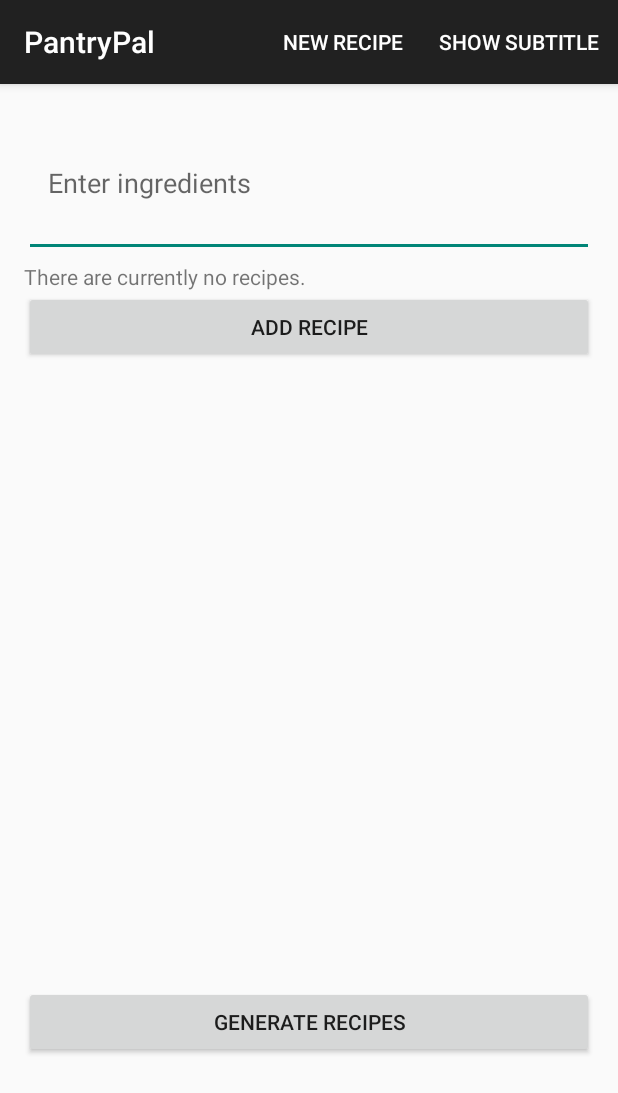
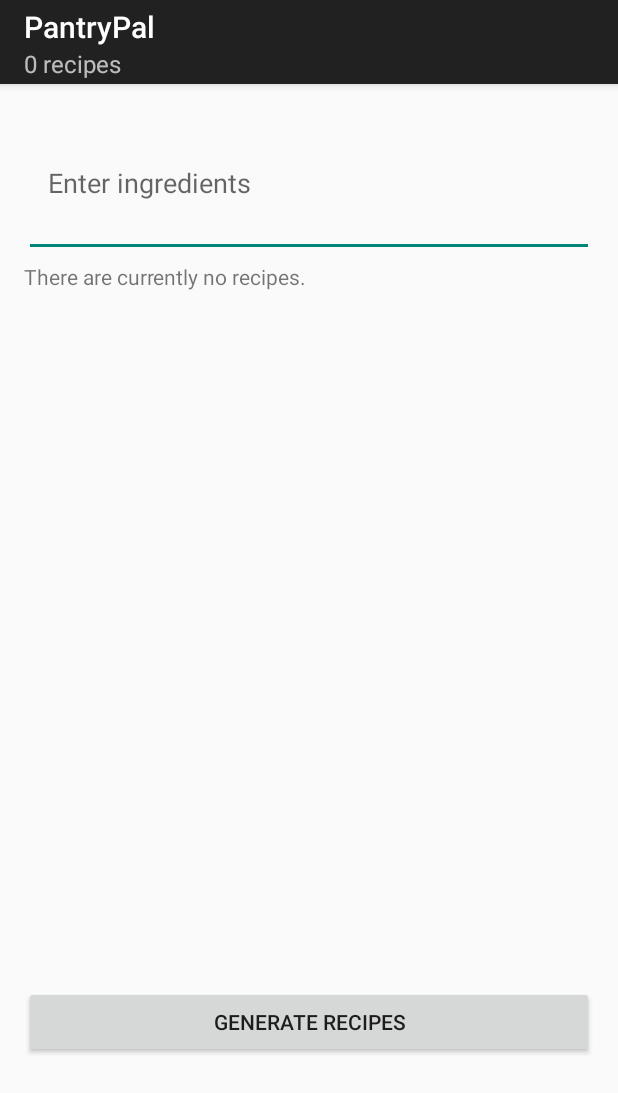
Before and after one commit to bullzombie43/NomNomNow-1, an Android app: the RecipeGeneratorActivity screen opened directly, with no data from a screen before it, on a phone screen of 412 x 824 dp. Shown: the top 1093 px of the screen. Run offline under Robolectric (Android 15) with nearby library versions, the phone set to English and light mode, and no system bars.

Commit message:
removed unneeded buttons and more

```diff
--- a/app/src/main/java/com/bignerdranch/android/pantrypal/RecipeBook.java
+++ b/app/src/main/java/com/bignerdranch/android/pantrypal/RecipeBook.java
@@ -105,4 +105,8 @@ public class RecipeBook {
 
         return future;
     }
+
+    public void resetGeneratedRecipes(){
+        mGeneratedRecipes.clear();
+    }
 }
--- a/app/src/main/java/com/bignerdranch/android/pantrypal/RecipeGeneratorActivity.java
+++ b/app/src/main/java/com/bignerdranch/android/pantrypal/RecipeGeneratorActivity.java
@@ -37,8 +37,15 @@ public class RecipeGeneratorActivity extends AppCompatActivity {
         generateButton = findViewById(R.id.generateButton);
         fragmentContainerView = findViewById(R.id.fragment_container);
 
+        RecipeBook.get(this).resetGeneratedRecipes();
+
         loadRecipeListFragment();
         setupGenerateButton();
+    }
+
+    @Override
+    protected void onResume(){
+        super.onResume();
     }
 
     private void setupGenerateButton() {
@@ -89,7 +96,7 @@ public class RecipeGeneratorActivity extends AppCompatActivity {
     }
 
     private void loadRecipeListFragment() {
-        RecipeListFragment fragment = RecipeListFragment.newInstance(true);
+        RecipeListFragmentBarebones fragment = RecipeListFragmentBarebones.newInstance(true);
 
         getSupportFragmentManager().beginTransaction()
                 .replace(R.id.fragment_container, fragment)
--- a/app/src/main/java/com/bignerdranch/android/pantrypal/RecipeHolder.java
+++ /dev/null
@@ -1,35 +0,0 @@
-package com.bignerdranch.android.pantrypal;
-
-import android.content.Intent;
-import android.view.View;
-import android.widget.ImageView;
-import android.widget.TextView;
-import android.widget.Toast;
-
-import androidx.recyclerview.widget.RecyclerView;
-
-class RecipeHolder extends RecyclerView.ViewHolder implements View.OnClickListener{
-    private final RecipeListFragment mRecipeListFragment;
-    private TextView mTitleTextView;
-
-    private Recipe mRecipe;
-
-    public RecipeHolder(View itemView, RecipeListFragment fragment) {
-        super(itemView);
-        itemView.setOnClickListener(this);
-
-        mTitleTextView = (TextView) itemView.findViewById(R.id.recipe_title);
-        mRecipeListFragment = fragment;
-    }
-
-    public void bind(Recipe recipe){
-        mRecipe = recipe;
-        mTitleTextView.setText(mRecipe.getTitle());
-    }
-
-    @Override
-    public void onClick(View v) {
-        Intent intent = RecipeActivity.newIntent(mRecipeListFragment.getActivity(), mRecipe.getId());
-        mRecipeListFragment.startActivity(intent);
-    }
-}
--- /dev/null
+++ b/app/src/main/java/com/bignerdranch/android/pantrypal/RecipeListFragmentBarebones.java
@@ -0,0 +1,143 @@
+package com.bignerdranch.android.pantrypal;
+
+import android.content.Intent;
+import android.os.Bundle;
+import android.util.Log;
+import android.view.LayoutInflater;
+import android.view.Menu;
+import android.view.MenuInflater;
+import android.view.MenuItem;
+import android.view.View;
+import android.view.ViewGroup;
+import android.widget.Button;
+import android.widget.TextView;
+
+import androidx.annotation.NonNull;
+import androidx.appcompat.app.AppCompatActivity;
+import androidx.core.view.MenuProvider;
+import androidx.fragment.app.Fragment;
+import androidx.recyclerview.widget.LinearLayoutManager;
+import androidx.recyclerview.widget.RecyclerView;
+
+import java.util.List;
+import java.util.Objects;
+
+public class RecipeListFragmentBarebones extends Fragment {
+    public static final String SHOW_FAVORITES_EXTRA = "SHOW_FAVORITES";
+    public static final String SHOW_GENERATED_EXTRA = "SHOW_GENERATED";
+
+    private RecyclerView mRecipeRecyclerView;
+    private RecipeAdapter mRecipeAdapter;
+    private TextView mNoRecipesText;
+    private List<Recipe> mRecipeList;
+    private boolean showFavorite = true;
+
+    public static RecipeListFragmentBarebones newInstance(boolean showGenerated) {
+        RecipeListFragmentBarebones fragment = new RecipeListFragmentBarebones();
+        Bundle args = new Bundle();
+        args.putBoolean(SHOW_GENERATED_EXTRA, showGenerated);
+        fragment.setArguments(args);
+        return fragment;
+    }
+
+    @Override
+    public void onCreate(Bundle savedInstanceState){
+        super.onCreate(savedInstanceState);
+        Log.d("RecipeListFragment", "On Create");
+
+        showFavorite = requireActivity().getIntent().getBooleanExtra(SHOW_FAVORITES_EXTRA, false);
+        boolean showGenerated = getArguments() != null && getArguments().getBoolean(SHOW_GENERATED_EXTRA, false);
+
+        RecipeBook recipeBook = RecipeBook.get(getActivity());
+
+        if (showFavorite) {
+            mRecipeList = recipeBook.getFavoriteRecipes();
+            Log.d("Num Favorites", "" + recipeBook.getFavoriteRecipes().size());
+        } else if (showGenerated) {
+            mRecipeList = recipeBook.getGeneratedRecipes();
+        } else {
+            mRecipeList = recipeBook.getAllRecipes();
+        }
+    }
+
+    @Override
+    public View onCreateView(LayoutInflater inflater, ViewGroup container, Bundle savedInstanceState) {
+        View view = inflater.inflate(R.layout.fragment_recipe_list_barebones, container, false);
+        mRecipeRecyclerView = view.findViewById(R.id.crime_recycler_view);
+        mRecipeRecyclerView.setLayoutManager(new LinearLayoutManager(getActivity()));
+
+        mNoRecipesText = view.findViewById(R.id.no_crimes_text);
+        mNoRecipesText.setVisibility(View.GONE);
+
+        updateUI();
+        return view;
+    }
+
+    @Override
+    public void onViewCreated(@NonNull View view, Bundle savedInstanceState){
+        super.onViewCreated(view, savedInstanceState);
+
+        requireActivity().addMenuProvider(new MenuProvider() {
+            @Override
+            public void onCreateMenu(@NonNull Menu menu, @NonNull MenuInflater menuInflater) {
+                menuInflater.inflate(R.menu.fragment_recipe_list_barebones, menu);
+            }
+
+            @Override
+            public boolean onMenuItemSelected(@NonNull MenuItem menuItem) {
+                return false;
+            }
+        });
+    }
+
+    private void updateUI() {
+        RecipeBook recipeBook = RecipeBook.get(getActivity());
+        List<Recipe> recipes = showFavorite ? recipeBook.getFavoriteRecipes() : recipeBook.getGeneratedRecipes();
+
+        Log.d("New Size", "" + recipes.size());
+
+        if (mRecipeAdapter == null) {
+            mRecipeAdapter = new RecipeAdapter(recipes);
+            mRecipeRecyclerView.setAdapter(mRecipeAdapter);
+        } else {
+            mRecipeAdapter.updateRecipeList(recipes);
+        }
+
+        if (recipes.isEmpty()) {
+            mRecipeRecyclerView.setVisibility(View.GONE);
+            mNoRecipesText.setVisibility(View.VISIBLE);
+            Log.d("is empty", "is empty");
+        } else {
+            mRecipeRecyclerView.setVisibility(View.VISIBLE);
+            mNoRecipesText.setVisibility(View.GONE);
+        }
+
+        updateSubtitle();
+    }
+
+    @Override
+    public void onResume(){
+        super.onResume();
+        updateUI();
+    }
+
+    private void updateSubtitle() {
+        RecipeBook recipeBook = RecipeBook.get(getActivity());
+        int recipeCount = recipeBook.getGeneratedRecipes().size();
+
+        String subtitle = getString(R.string.subtitle_format, recipeCount);
+
+        if (recipeCount == 1) {
+            subtitle = subtitle.substring(0, subtitle.length() - 1);
+        }
+
+
+        AppCompatActivity activity = (AppCompatActivity) getActivity();
+        Objects.requireNonNull(activity.getSupportActionBar()).setSubtitle(subtitle);
+    }
+
+    @Override
+    public void onSaveInstanceState(@NonNull Bundle outState) {
+        super.onSaveInstanceState(outState);
+    }
+}
--- /dev/null
+++ b/app/src/main/res/layout/fragment_recipe_list_barebones.xml
@@ -0,0 +1,19 @@
+<?xml version="1.0" encoding="utf-8"?>
+<LinearLayout
+    xmlns:android="http://schemas.android.com/apk/res/android"
+    android:orientation="vertical"
+    android:layout_width="match_parent"
+    android:layout_height="match_parent">
+
+    <androidx.recyclerview.widget.RecyclerView
+        android:id="@+id/crime_recycler_view"
+        android:layout_width="match_parent"
+        android:layout_height="match_parent">
+    </androidx.recyclerview.widget.RecyclerView>
+
+    <TextView
+        android:layout_width="match_parent"
+        android:layout_height="wrap_content"
+        android:id="@+id/no_crimes_text"
+        android:text="@string/there_are_currently_no_recipes"/>
+</LinearLayout>
--- a/app/src/main/res/menu/fragment_recipe_list.xml
+++ b/app/src/main/res/menu/fragment_recipe_list.xml
@@ -3,7 +3,7 @@
     xmlns:app="http://schemas.android.com/apk/res-auto">
     <item
         android:id="@+id/new_crime"
-        android:title="@string/new_recipe"
+        android:title="@string/clear_recipes"
         app:showAsAction="ifRoom|withText"/>
     <item
         android:id="@+id/show_subtitle"
--- /dev/null
+++ b/app/src/main/res/menu/fragment_recipe_list_barebones.xml
@@ -0,0 +1,4 @@
+<?xml version="1.0" encoding="utf-8"?>
+<menu xmlns:android="http://schemas.android.com/apk/res/android"
+    xmlns:app="http://schemas.android.com/apk/res-auto">
+</menu>
--- a/app/src/main/res/values/strings.xml
+++ b/app/src/main/res/values/strings.xml
@@ -14,6 +14,8 @@
     <string name="new_recipe">New Recipe</string>
     <string name="delete_recipe">Delete Recipe</string>
     <string name="generate_recipes">Generate Recipes</string>
+    <string name="clear_recipes">Clear Recipes</string>
+    <string name="clear_recipes_string">Clear Recipes</string>
 
 
 </resources>
```
